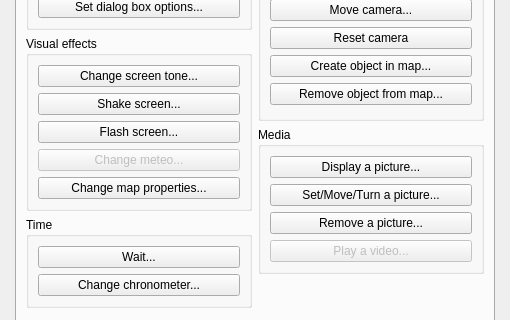
This is Editor/Dialogs/dialogcommands.ui in RPG-Paper-Maker/RPG-Paper-Maker as Qt 5 draws it before an edit; both pictures show x 0 to 510 and y 162 to 482 of the 510 by 600 pixel window. The edited form follows.
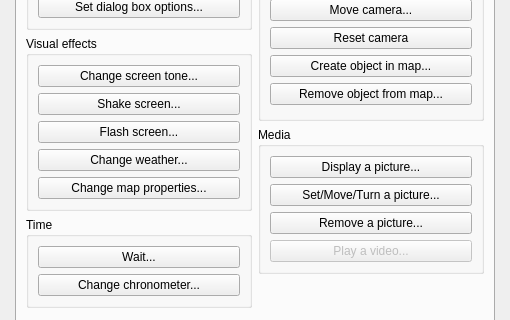
This is the edited form.

Commit message: [WIP] Command change weather: UI design

```diff
--- a/Editor/Dialogs/dialogcommands.ui
+++ b/Editor/Dialogs/dialogcommands.ui
@@ -209,10 +209,10 @@
               <item>
                <widget class="QPushButton" name="pushButtonChangeMeteo">
                 <property name="enabled">
-                 <bool>false</bool>
+                 <bool>true</bool>
                 </property>
                 <property name="text">
-                 <string>Change meteo...</string>
+                 <string>Change weather...</string>
                 </property>
                </widget>
               </item>
```
Left out of the diff: 2 changed lines with no effect on the pictures. The commit also changes 9 other files.
